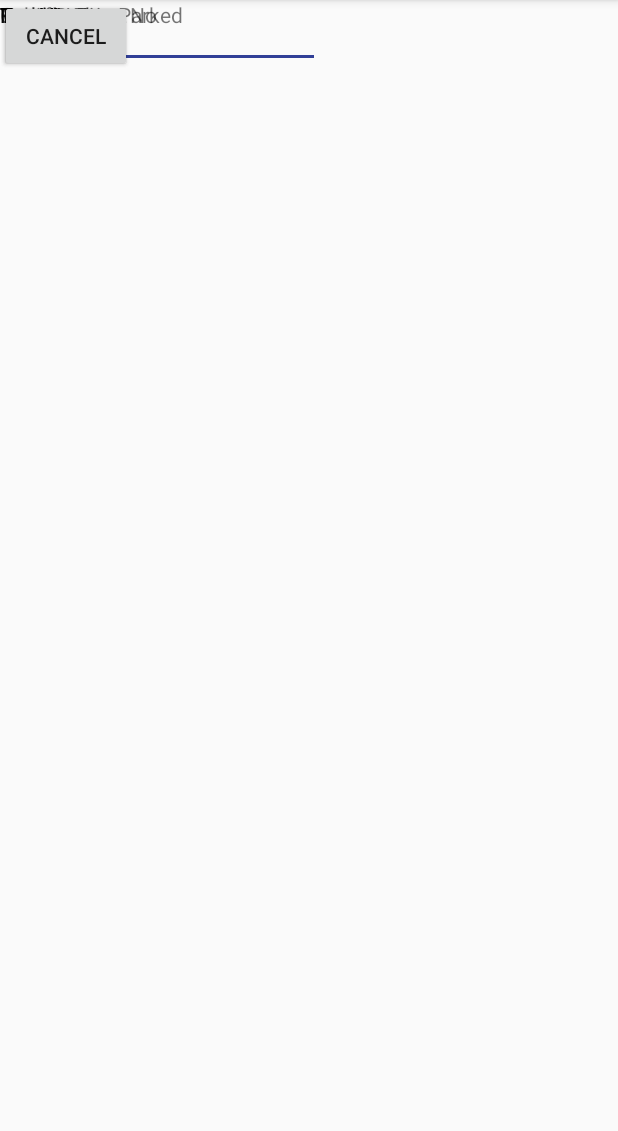
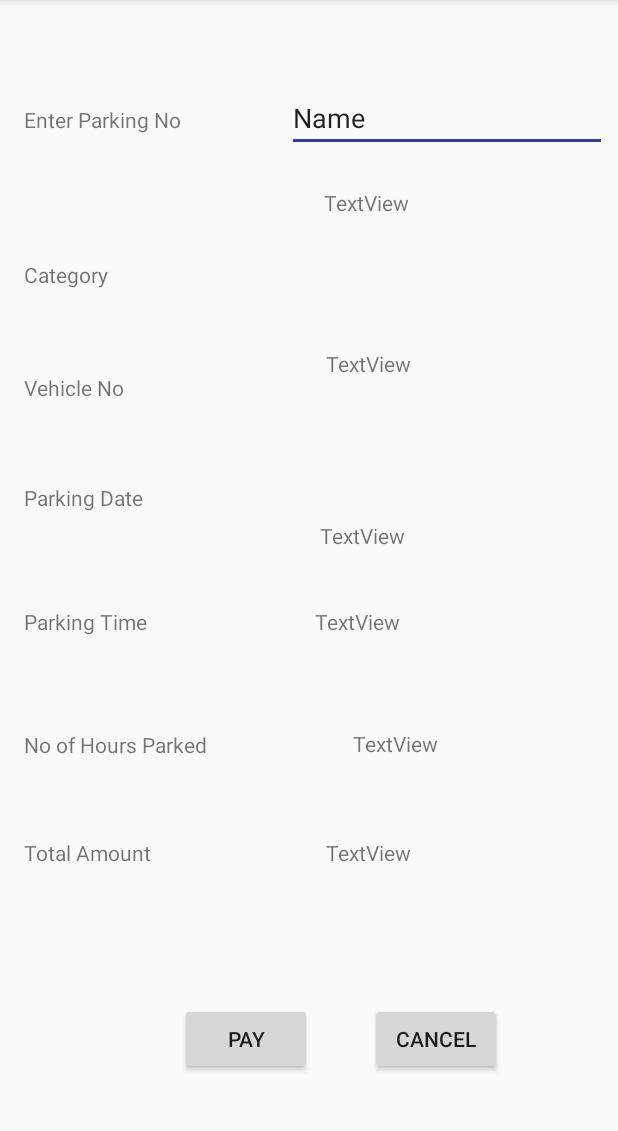
Before and after one commit to kannan26sarath/payNpark2, an Android app: the BillingActivity screen opened directly, with no data from a screen before it, on a phone screen of 412 x 824 dp, the part 84-1215 px from its top. Run offline under Robolectric (Android 15) with nearby library versions, the phone set to English and light mode, and no system bars.

Commit message:
locate added

```diff
--- a/app/src/main/java/com/example/kanna/paynpark/LocateActivity.java
+++ b/app/src/main/java/com/example/kanna/paynpark/LocateActivity.java
@@ -6,6 +6,9 @@ import android.support.v7.app.AppCompatActivity;
 import android.os.Bundle;
 import android.support.v7.widget.GridLayoutManager;
 import android.support.v7.widget.RecyclerView;
+import android.view.View;
+import android.widget.Button;
+import android.widget.EditText;
 import android.widget.Toast;
 
 import com.example.kanna.paynpark.Adapter.LocaterAdapter;
@@ -33,10 +36,29 @@ public class LocateActivity extends AppCompatActivity {
         setContentView(R.layout.activity_locate);
 
 
+        final EditText txtVehno=findViewById(R.id.editTextvehno);
+        Button buttonLocate=findViewById(R.id.buttonLocate);
+
+
+
+
+
+
+
+
         final RecyclerView recyclerView=findViewById(R.id.my_recycler_viewlocate);
         recyclerView.setHasFixedSize(true);
         final RecyclerView.LayoutManager reLayoutManager=new GridLayoutManager(this,1);
         recyclerView.setLayoutManager(reLayoutManager);
+
+
+        buttonLocate.setOnClickListener(new View.OnClickListener() {
+            @Override
+            public void onClick(View view) {
+                setLocate();
+            }
+
+            private void setLocate() {
 
                 try {
                     StrictMode.ThreadPolicy policy = new StrictMode.ThreadPolicy.Builder().permitAll().build();
@@ -45,7 +67,7 @@ public class LocateActivity extends AppCompatActivity {
                     OkHttpClient client = new OkHttpClient();
 
                     HttpUrl.Builder urlBuilder = HttpUrl.parse("http://117.193.161.207/17lemca049/database/locateall.php").newBuilder();
-            //urlBuilder.addQueryParameter("PID", txtPID.getText().toString());
+                    urlBuilder.addQueryParameter("park_vehno", txtVehno.getText().toString());
 
                     String url = urlBuilder.build().toString();
 
@@ -103,6 +125,11 @@ public class LocateActivity extends AppCompatActivity {
                     e.printStackTrace();
                 }
 
+            }
+        });
+
+
+
 
 
                 /*
--- a/app/src/main/java/com/example/kanna/paynpark/SearchActivity.java
+++ b/app/src/main/java/com/example/kanna/paynpark/SearchActivity.java
@@ -110,6 +110,10 @@ public class SearchActivity extends AppCompatActivity {
                     setSearch();
 
                 }
+                else {
+
+                    Toast.makeText(getApplicationContext(),"Please Select a date",Toast.LENGTH_SHORT).show();
+                }
             }
 
             private void setSearch() {
@@ -121,9 +125,9 @@ public class SearchActivity extends AppCompatActivity {
 
                         OkHttpClient client = new OkHttpClient();
 
-                        HttpUrl.Builder urlBuilder = HttpUrl.parse("http://117.193.161.207/17lemca049/database/locateall.php").newBuilder();
+                        HttpUrl.Builder urlBuilder = HttpUrl.parse("http://117.193.161.207/17lemca049/database/searchbydate.php").newBuilder();
                         //urlBuilder.addQueryParameter("PID", txtPID.getText().toString());
-
+                        urlBuilder.addQueryParameter("park_date", editTex.getText().toString());
                         String url = urlBuilder.build().toString();
 
                         Request request = new Request.Builder()
@@ -151,11 +155,10 @@ public class SearchActivity extends AppCompatActivity {
                                                 String data = response.body().string();
                                                 JSONArray jsonArray = new JSONArray(data);
 
-                                                JSONObject jsonObject;
-                                    /* arr=new String[jsonArray.length()];
-                                    for(int i=0; i<arr.length; i++) {
-                                        arr[i]=jsonArray.optString(i);
-                                    }*/
+                                                if (jsonArray.length()==0){
+                                                    Toast.makeText(getApplicationContext(),"No one is parked in this date",Toast.LENGTH_SHORT).show();
+
+                                                }
 
                                                 SearchAdapter searchAdapter=new SearchAdapter(jsonArray);
                                                 recyclerView.setAdapter(searchAdapter);
--- a/app/src/main/res/layout/activity_billing.xml
+++ b/app/src/main/res/layout/activity_billing.xml
@@ -4,136 +4,226 @@
     xmlns:tools="http://schemas.android.com/tools"
     android:layout_width="match_parent"
     android:layout_height="match_parent"
-    tools:context=".BillingActivity">
+    tools:context=".BillingActivity"
+    tools:layout_editor_absoluteY="25dp">
 
     <EditText
         android:id="@+id/editText2"
         android:layout_width="wrap_content"
         android:layout_height="wrap_content"
+        android:layout_marginEnd="7dp"
+        android:layout_marginRight="7dp"
+        android:layout_marginTop="56dp"
         android:ems="10"
         android:inputType="textPersonName"
         android:text="Name"
-        tools:layout_editor_absoluteX="162dp"
-        tools:layout_editor_absoluteY="56dp" />
+        app:layout_constraintEnd_toEndOf="parent"
+        app:layout_constraintStart_toEndOf="@+id/textView2"
+        app:layout_constraintTop_toTopOf="parent" />
 
     <TextView
         android:id="@+id/textView2"
-        android:layout_width="129dp"
+        android:layout_width="0dp"
         android:layout_height="26dp"
+        android:layout_marginEnd="17dp"
+        android:layout_marginLeft="16dp"
+        android:layout_marginRight="17dp"
+        android:layout_marginStart="16dp"
         android:text="Enter Parking No"
-        tools:layout_editor_absoluteX="16dp"
-        tools:layout_editor_absoluteY="70dp" />
+        app:layout_constraintBaseline_toBaselineOf="@+id/editText2"
+        app:layout_constraintEnd_toStartOf="@+id/editText2"
+        app:layout_constraintStart_toStartOf="parent" />
 
     <TextView
         android:id="@+id/textView5"
-        android:layout_width="127dp"
+        android:layout_width="0dp"
         android:layout_height="31dp"
+        android:layout_marginBottom="80dp"
+        android:layout_marginEnd="52dp"
+        android:layout_marginLeft="16dp"
+        android:layout_marginRight="52dp"
+        android:layout_marginStart="16dp"
+        android:layout_marginTop="80dp"
         android:text="Category"
-        tools:layout_editor_absoluteX="16dp"
-        tools:layout_editor_absoluteY="136dp" />
+        app:layout_constraintBottom_toTopOf="@+id/textView7"
+        app:layout_constraintEnd_toStartOf="@+id/textView10"
+        app:layout_constraintStart_toStartOf="parent"
+        app:layout_constraintTop_toTopOf="@+id/editText2" />
 
     <TextView
         android:id="@+id/textView6"
-        android:layout_width="137dp"
+        android:layout_width="0dp"
         android:layout_height="30dp"
+        android:layout_marginBottom="25dp"
+        android:layout_marginEnd="42dp"
+        android:layout_marginLeft="16dp"
+        android:layout_marginRight="42dp"
+        android:layout_marginStart="16dp"
+        android:layout_marginTop="25dp"
         android:text="Vehicle No"
-        tools:layout_editor_absoluteX="16dp"
-        tools:layout_editor_absoluteY="192dp" />
+        app:layout_constraintBottom_toTopOf="@+id/textView7"
+        app:layout_constraintEnd_toStartOf="@+id/textView11"
+        app:layout_constraintStart_toStartOf="parent"
+        app:layout_constraintTop_toBottomOf="@+id/textView5" />
 
     <TextView
         android:id="@+id/textView7"
-        android:layout_width="135dp"
+        android:layout_width="0dp"
         android:layout_height="27dp"
+        android:layout_marginBottom="30dp"
+        android:layout_marginEnd="44dp"
+        android:layout_marginLeft="16dp"
+        android:layout_marginRight="44dp"
+        android:layout_marginStart="16dp"
+        android:layout_marginTop="27dp"
         android:text="Parking Date"
-        tools:layout_editor_absoluteX="16dp"
-        tools:layout_editor_absoluteY="247dp" />
+        app:layout_constraintBottom_toTopOf="@+id/textView9"
+        app:layout_constraintEnd_toStartOf="@+id/textView14"
+        app:layout_constraintStart_toStartOf="parent"
+        app:layout_constraintTop_toBottomOf="@+id/textView11" />
 
     <TextView
         android:id="@+id/textView9"
-        android:layout_width="138dp"
+        android:layout_width="0dp"
         android:layout_height="22dp"
+        android:layout_marginEnd="41dp"
+        android:layout_marginLeft="16dp"
+        android:layout_marginRight="41dp"
+        android:layout_marginStart="16dp"
         android:text="Parking Time"
-        tools:layout_editor_absoluteX="16dp"
-        tools:layout_editor_absoluteY="304dp" />
+        app:layout_constraintBaseline_toBaselineOf="@+id/textView15"
+        app:layout_constraintEnd_toStartOf="@+id/textView15"
+        app:layout_constraintStart_toStartOf="parent" />
 
     <TextView
         android:id="@+id/textView10"
-        android:layout_width="141dp"
+        android:layout_width="0dp"
         android:layout_height="39dp"
+        android:layout_marginEnd="48dp"
+        android:layout_marginRight="48dp"
+        android:layout_marginTop="24dp"
         android:text="TextView"
-        tools:layout_editor_absoluteX="195dp"
-        tools:layout_editor_absoluteY="126dp" />
+        app:layout_constraintEnd_toEndOf="parent"
+        app:layout_constraintStart_toEndOf="@+id/textView5"
+        app:layout_constraintTop_toBottomOf="@+id/editText2" />
 
     <TextView
         android:id="@+id/textView11"
-        android:layout_width="154dp"
+        android:layout_width="0dp"
         android:layout_height="37dp"
+        android:layout_marginBottom="27dp"
+        android:layout_marginEnd="35dp"
+        android:layout_marginRight="35dp"
+        android:layout_marginTop="18dp"
         android:text="TextView"
-        tools:layout_editor_absoluteX="195dp"
-        tools:layout_editor_absoluteY="183dp" />
+        app:layout_constraintBottom_toTopOf="@+id/textView14"
+        app:layout_constraintEnd_toEndOf="parent"
+        app:layout_constraintStart_toEndOf="@+id/textView6"
+        app:layout_constraintTop_toBottomOf="@+id/textView10" />
 
     <TextView
         android:id="@+id/textView12"
-        android:layout_width="126dp"
+        android:layout_width="0dp"
         android:layout_height="24dp"
+        android:layout_marginBottom="51dp"
+        android:layout_marginEnd="49dp"
+        android:layout_marginLeft="16dp"
+        android:layout_marginRight="49dp"
+        android:layout_marginStart="16dp"
+        android:layout_marginTop="57dp"
         android:text="No of Hours Parked"
-        tools:layout_editor_absoluteX="16dp"
-        tools:layout_editor_absoluteY="361dp" />
+        app:layout_constraintBottom_toBottomOf="@+id/textView16"
+        app:layout_constraintEnd_toStartOf="@+id/textView13"
+        app:layout_constraintStart_toStartOf="parent"
+        app:layout_constraintTop_toTopOf="@+id/textView9" />
 
     <TextView
         android:id="@+id/textView13"
-        android:layout_width="186dp"
+        android:layout_width="0dp"
         android:layout_height="29dp"
+        android:layout_marginBottom="177dp"
+        android:layout_marginEnd="7dp"
+        android:layout_marginRight="7dp"
+        android:layout_marginTop="178dp"
         android:text="TextView"
-        tools:layout_editor_absoluteX="191dp"
-        tools:layout_editor_absoluteY="361dp" />
+        app:layout_constraintBottom_toBottomOf="parent"
+        app:layout_constraintEnd_toEndOf="parent"
+        app:layout_constraintStart_toEndOf="@+id/textView12"
+        app:layout_constraintTop_toTopOf="@+id/textView11" />
 
     <TextView
         android:id="@+id/textView14"
-        android:layout_width="143dp"
+        android:layout_width="0dp"
         android:layout_height="20dp"
+        android:layout_marginBottom="37dp"
+        android:layout_marginEnd="46dp"
+        android:layout_marginRight="46dp"
         android:text="TextView"
-        tools:layout_editor_absoluteX="195dp"
-        tools:layout_editor_absoluteY="247dp" />
+        app:layout_constraintBottom_toTopOf="@+id/textView15"
+        app:layout_constraintEnd_toEndOf="parent"
+        app:layout_constraintStart_toEndOf="@+id/textView7" />
 
     <TextView
         android:id="@+id/textView15"
-        android:layout_width="139dp"
+        android:layout_width="0dp"
         android:layout_height="24dp"
+        android:layout_marginBottom="140dp"
+        android:layout_marginEnd="50dp"
+        android:layout_marginRight="50dp"
+        android:layout_marginTop="139dp"
         android:text="TextView"
-        tools:layout_editor_absoluteX="195dp"
-        tools:layout_editor_absoluteY="304dp" />
+        app:layout_constraintBottom_toTopOf="@+id/button2"
+        app:layout_constraintEnd_toEndOf="parent"
+        app:layout_constraintStart_toEndOf="@+id/textView9"
+        app:layout_constraintTop_toBottomOf="@+id/textView10" />
 
     <TextView
         android:id="@+id/textView16"
-        android:layout_width="127dp"
+        android:layout_width="0dp"
         android:layout_height="28dp"
+        android:layout_marginBottom="80dp"
+        android:layout_marginEnd="48dp"
+        android:layout_marginLeft="16dp"
+        android:layout_marginRight="48dp"
+        android:layout_marginStart="16dp"
+        android:layout_marginTop="80dp"
         android:text="Total Amount"
-        tools:layout_editor_absoluteX="16dp"
-        tools:layout_editor_absoluteY="408dp" />
+        app:layout_constraintBottom_toBottomOf="@+id/button"
+        app:layout_constraintEnd_toStartOf="@+id/textView17"
+        app:layout_constraintStart_toStartOf="parent"
+        app:layout_constraintTop_toBottomOf="@+id/textView15" />
 
     <TextView
         android:id="@+id/textView17"
-        android:layout_width="152dp"
-        android:layout_height="27dp"
+        android:layout_width="0dp"
+        android:layout_height="0dp"
+        android:layout_marginEnd="41dp"
+        android:layout_marginRight="41dp"
         android:text="TextView"
-        tools:layout_editor_absoluteX="191dp"
-        tools:layout_editor_absoluteY="408dp" />
+        app:layout_constraintBottom_toBottomOf="@+id/textView16"
+        app:layout_constraintEnd_toEndOf="parent"
+        app:layout_constraintStart_toEndOf="@+id/textView16"
+        app:layout_constraintTop_toTopOf="@+id/textView16" />
 
     <Button
         android:id="@+id/button"
         android:layout_width="wrap_content"
         android:layout_height="wrap_content"
+        android:layout_marginEnd="9dp"
+        android:layout_marginRight="9dp"
         android:text="Pay"
-        tools:layout_editor_absoluteX="94dp"
-        tools:layout_editor_absoluteY="468dp" />
+        app:layout_constraintBaseline_toBaselineOf="@+id/button2"
+        app:layout_constraintEnd_toStartOf="@+id/textView17" />
 
     <Button
         android:id="@+id/button2"
         android:layout_width="wrap_content"
         android:layout_height="wrap_content"
+        android:layout_marginBottom="51dp"
+        android:layout_marginLeft="29dp"
+        android:layout_marginStart="29dp"
         android:text="Cancel"
-        tools:layout_editor_absoluteX="220dp"
-        tools:layout_editor_absoluteY="468dp" />
+        app:layout_constraintBottom_toBottomOf="parent"
+        app:layout_constraintStart_toStartOf="@+id/textView17" />
 
 </android.support.constraint.ConstraintLayout>
--- a/app/src/main/res/layout/activity_locate.xml
+++ b/app/src/main/res/layout/activity_locate.xml
@@ -8,17 +8,14 @@
     tools:layout_editor_absoluteY="25dp">
 
     <Button
-        android:id="@+id/button3"
+        android:id="@+id/buttonLocate"
         android:layout_width="wrap_content"
         android:layout_height="wrap_content"
-        android:layout_marginTop="14dp"
         android:layout_marginEnd="12dp"
         android:layout_marginRight="12dp"
-        android:layout_marginBottom="16dp"
+        android:layout_marginTop="14dp"
         android:text="Locate"
-        app:layout_constraintBottom_toTopOf="@+id/my_recycler_viewlocate"
         app:layout_constraintEnd_toEndOf="parent"
-        app:layout_constraintStart_toEndOf="@+id/editText"
         app:layout_constraintTop_toTopOf="parent" />
 
 
@@ -26,27 +23,27 @@
         android:id="@+id/my_recycler_viewlocate"
         android:layout_width="0dp"
         android:layout_height="0dp"
+        android:layout_marginEnd="3dp"
+        android:layout_marginLeft="3dp"
+        android:layout_marginRight="3dp"
         android:layout_marginStart="3dp"
-        android:layout_marginLeft="3dp"
-        android:layout_marginEnd="3dp"
-        android:layout_marginRight="3dp"
+        android:layout_marginTop="16dp"
         android:scrollbars="vertical"
         app:layout_constraintBottom_toBottomOf="parent"
         app:layout_constraintEnd_toEndOf="parent"
         app:layout_constraintStart_toStartOf="parent"
-        app:layout_constraintTop_toBottomOf="@+id/button3" />
+        app:layout_constraintTop_toBottomOf="@+id/buttonLocate" />
 
     <EditText
-        android:id="@+id/editText"
+        android:id="@+id/editTextvehno"
         android:layout_width="wrap_content"
         android:layout_height="wrap_content"
+        android:layout_marginLeft="24dp"
+        android:layout_marginStart="24dp"
         android:layout_marginTop="16dp"
-        android:layout_marginEnd="21dp"
-        android:layout_marginRight="21dp"
         android:ems="10"
         android:hint="Vehicle No"
         android:inputType="textPersonName"
-        app:layout_constraintEnd_toStartOf="@+id/button3"
         app:layout_constraintStart_toStartOf="parent"
         app:layout_constraintTop_toTopOf="parent" />
 </android.support.constraint.ConstraintLayout>
--- a/app/src/main/res/layout/activity_search.xml
+++ b/app/src/main/res/layout/activity_search.xml
@@ -30,7 +30,13 @@
     <android.support.v7.widget.RecyclerView
         android:id="@+id/recyclerViewSearch"
         android:layout_width="0dp"
-        android:layout_height="wrap_content"
+        android:layout_height="0dp"
+        android:layout_marginStart="3dp"
+        android:layout_marginLeft="3dp"
+        android:layout_marginEnd="3dp"
+        android:layout_marginRight="3dp"
+        android:scrollbars="vertical"
+        app:layout_constraintBottom_toBottomOf="parent"
         app:layout_constraintEnd_toEndOf="parent"
         app:layout_constraintStart_toStartOf="parent"
         app:layout_constraintTop_toBottomOf="@+id/editTextsearch">
```
Lines whose indentation alone changed are shown as unchanged.
